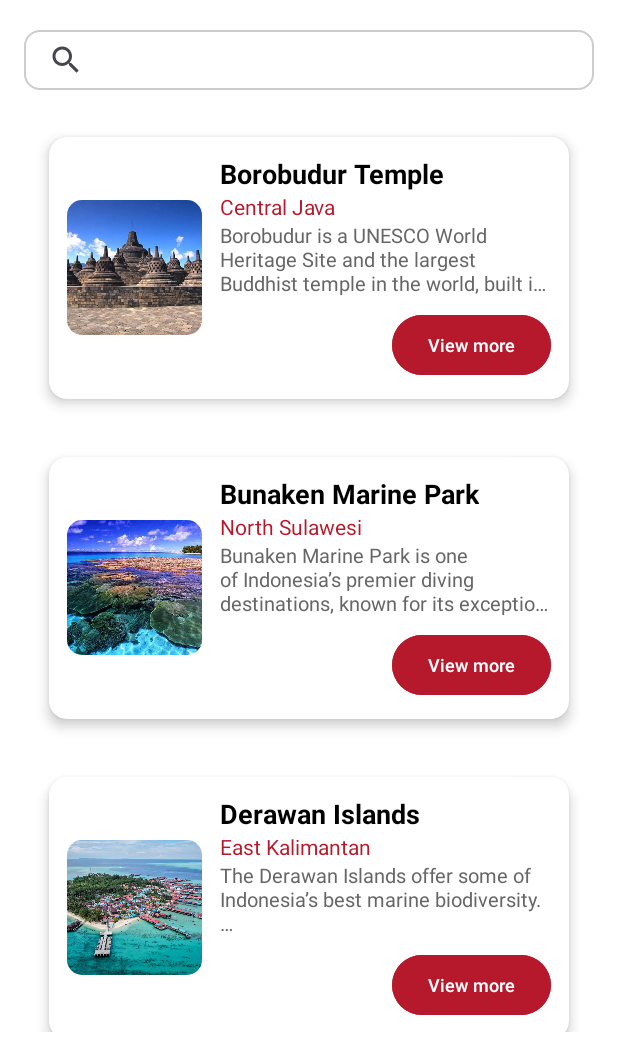
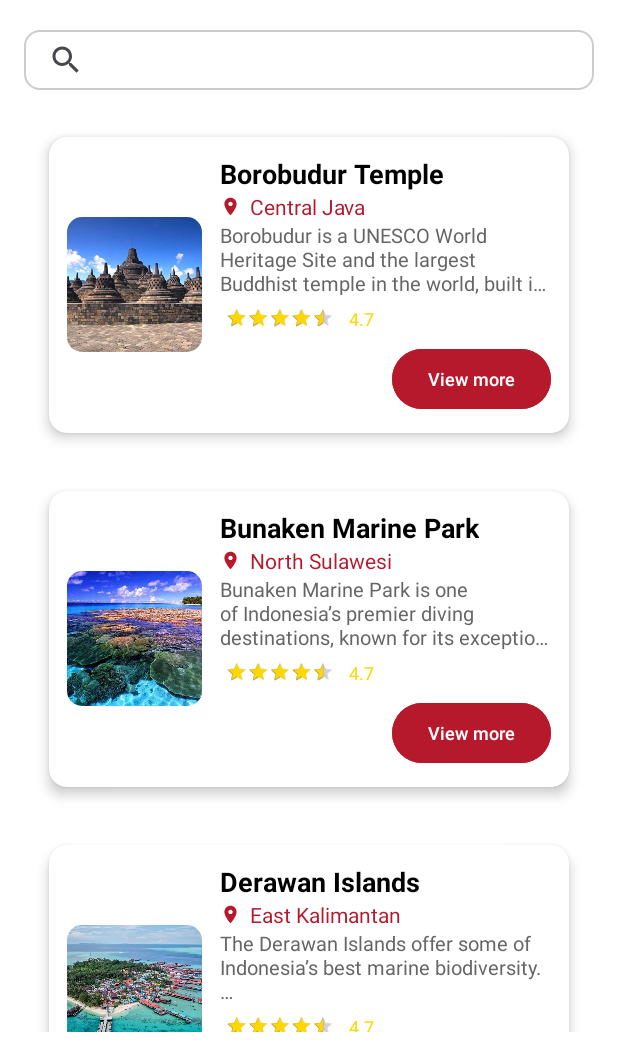
Before and after one commit to aiinuuazzariaa/explorenesia, an Android app: the screen it shows after launch (MainActivity), on a phone screen of 412 x 824 dp, the part 180-1236 px from its top. Run offline under Robolectric (Android 15) with nearby library versions, the phone set to English and light mode, and no system bars.

Commit message:
upd: add rating and location

```diff
--- a/app/src/main/java/com/example/explorenesia/Tourist.java
+++ b/app/src/main/java/com/example/explorenesia/Tourist.java
@@ -6,13 +6,16 @@ public class Tourist {
     private String desc;
     private int pict;
     private String maps;
+    private float rating;
 
-    public Tourist(String name, String location, String desc, int pict, String maps) {
+
+    public Tourist(String name, String location, String desc, int pict, String maps, float rating) {
         this.name = name;
         this.location = location;
         this.desc = desc;
         this.pict = pict;
         this.maps = maps;
+        this.rating = rating;
     }
 
     public String getName() { return name; }
@@ -20,4 +23,5 @@ public class Tourist {
     public String getDesc() { return desc; }
     public int getPict() { return pict; }
     public String getMaps() { return maps; }
+    public float getRating() {return rating;}
 }
--- a/app/src/main/java/com/example/explorenesia/TouristData.java
+++ b/app/src/main/java/com/example/explorenesia/TouristData.java
@@ -12,48 +12,48 @@ public class TouristData {
                         + "Each level symbolizes the journey toward enlightenment.\n\n"
                         + "At sunrise, the temple radiates a mystical beauty as sunlight breaks through the misty valley of Magelang.\n\n"
                         + "Address: Jl. Badrawati, Borobudur Temple, Magelang Regency, Central Java.",
-                R.drawable.borobudur, "https://maps.app.goo.gl/LgxwPB5MvEUPeNkVA"));
+                R.drawable.borobudur,  "https://maps.app.goo.gl/LgxwPB5MvEUPeNkVA", 4.7f));
 
         list.add(new Tourist("Bunaken Marine Park", "North Sulawesi",
                 "Bunaken Marine Park is one of Indonesia’s premier diving destinations, known for its exceptional coral walls and marine biodiversity.\n\n"
                         + "The park covers over 75,000 hectares and offers diving experiences with crystal-clear visibility.\n\n"
                         + "Snorkelers and divers can encounter sea turtles, reef sharks, and colorful fish species.\n\n"
                         + "Address: Bunaken Marine Park, Manado City, North Sulawesi.",
-                R.drawable.bunaken, "https://maps.app.goo.gl/w9zJxigHURc54RTr8"));
+                R.drawable.bunaken, "https://maps.app.goo.gl/w9zJxigHURc54RTr8", 4.7f));
 
         list.add(new Tourist("Derawan Islands", "East Kalimantan",
                 "The Derawan Islands offer some of Indonesia’s best marine biodiversity.\n\n"
                         + "Visitors can swim with manta rays and turtles, dive among coral gardens, or explore Kakaban’s jellyfish lake.\n\n"
                         + "The islands remain relatively untouched, making them perfect for quiet retreats.\n\n"
                         + "Address: Derawan Islands, Berau Regency, East Kalimantan.",
-                R.drawable.derawan, "https://maps.app.goo.gl/NoSDgbRjYhgEw3io9"));
+                R.drawable.derawan, "https://maps.app.goo.gl/NoSDgbRjYhgEw3io9", 4.7f));
 
         list.add(new Tourist("Dieng Plateau", "Central Java",
                 "Dieng Plateau sits above 2,000 meters and is often called ‘the land above the clouds.’\n\n"
                         + "It features colorful lakes, volcanic craters, and ancient temples.\n\n"
                         + "Every year, the Dieng Culture Festival draws visitors to witness unique cultural performances and natural beauty.\n\n"
                         + "Address: Dieng Plateau, Banjarnegara, Central Java.",
-                R.drawable.dieng, "https://maps.app.goo.gl/ugFVgV1qUa8b4myS7"));
+                R.drawable.dieng, "https://maps.app.goo.gl/ugFVgV1qUa8b4myS7", 4.6f));
 
         list.add(new Tourist("Ijen Crater", "East Java",
                 "The Ijen Crater is world-famous for its blue fire phenomenon, visible before dawn.\n\n"
                         + "At sunrise, travelers can witness the turquoise acid lake and sulfur miners working amid volcanic fumes — a breathtaking yet humbling sight.\n\n"
                         + "Address: Merapi Mountain, Banyuwangi Regency, East Java 68454.",
-                R.drawable.ijen, "https://maps.app.goo.gl/i9xGwiHcDT6Vh5K5A"));
+                R.drawable.ijen, "https://maps.app.goo.gl/i9xGwiHcDT6Vh5K5A", 4.8f));
 
         list.add(new Tourist("Kelimutu Lake", "East Nusa Tenggara",
                 "Mount Kelimutu is renowned for its three crater lakes that change colors throughout the year due to mineral variations.\n\n"
                         + "The mystical beauty of the lakes attracts both scientists and spiritual seekers.\n\n"
                         + "Watching the sunrise here feels magical as mist rolls over the mountain tops.\n\n"
                         + "Address: Kelimutu National Park, Ende Regency, East Nusa Tenggara.",
-                R.drawable.kelimutu, "https://maps.app.goo.gl/i9xGwiHcDT6Vh5K5A"));
+                R.drawable.kelimutu, "https://maps.app.goo.gl/i9xGwiHcDT6Vh5K5A", 4.8f));
 
         list.add(new Tourist("Komodo Island", "East Nusa Tenggara",
                 "Komodo Island is home to the famous Komodo dragons, the largest living lizards on Earth.\n\n"
                         + "The island’s rugged landscape, pink beaches, and rich underwater ecosystem make it a true natural wonder.\n\n"
                         + "Visitors can hike through the park to see the dragons, explore coral reefs, or relax by the serene coastlines.\n\n"
                         + "Address: Komodo Island, West Manggarai Regency, East Nusa Tenggara.",
-                R.drawable.komodo, "https://maps.app.goo.gl/WGxDuCvP5JMgAaZx9"));
+                R.drawable.komodo, "https://maps.app.goo.gl/WGxDuCvP5JMgAaZx9", 4.2f));
 
         list.add(new Tourist("Kuta Beach", "Bali",
                 "Kuta Beach is one of the most famous beaches in Indonesia, located on the southern coast of Bali.\n\n"
@@ -61,14 +61,14 @@ public class TouristData {
                         + "Visitors can enjoy beachside cafes, local markets, and vibrant nightlife along the coast. "
                         + "Kuta is also close to many modern facilities such as shopping malls, spas, and restaurants, making it a complete tourist destination.\n\n"
                         + "Address: Kuta Beach, Badung Regency, Bali.",
-                R.drawable.kuta, "https://maps.app.goo.gl/1TSKBB2uwwScPkz78"));
+                R.drawable.kuta, "https://maps.app.goo.gl/1TSKBB2uwwScPkz78", 4.5f));
 
         list.add(new Tourist("Labuan Bajo", "East Nusa Tenggara",
                 "Labuan Bajo serves as the gateway to Komodo National Park.\n\n"
                         + "It offers luxurious resorts, panoramic ocean views, and adventures such as diving, island-hopping, and sunset cruising.\n\n"
                         + "Padar Island nearby offers one of the best panoramic hikes in Indonesia.\n\n"
                         + "Address: Labuan Bajo, West Manggarai Regency, East Nusa Tenggara.",
-                R.drawable.labuan_bajo, "https://maps.app.goo.gl/Q1NbouBS7X5nEpD26"));
+                R.drawable.labuan_bajo, "https://maps.app.goo.gl/Q1NbouBS7X5nEpD26", 4.5f));
 
         list.add(new Tourist("Lake Toba", "North Sumatra",
                 "Lake Toba is the largest volcanic lake in the world, formed by a supervolcanic eruption thousands of years ago.\n\n"
@@ -76,19 +76,19 @@ public class TouristData {
                         + "At its center lies Samosir Island, a cultural heartland rich with local traditions, crafts, and warm hospitality.\n\n"
                         + "Tourists can enjoy boating, swimming, or exploring ancient Batak houses and stone relics.\n\n"
                         + "Address: Lake Toba, North Sumatera.",
-                R.drawable.toba, "https://maps.app.goo.gl/P5dEpUEQetJSLgFP8"));
+                R.drawable.toba, "https://maps.app.goo.gl/P5dEpUEQetJSLgFP8", 4.6f));
 
         list.add(new Tourist("Lake Sentani", "Papua",
                 "Lake Sentani lies beneath the Cyclops Mountains and is famous for its cultural festivals, traditional boats, and scenic views.\n\n"
                         + "The surrounding villages are known for their unique wooden carvings and warm hospitality.\n\n"
                         + "Address: Lake Sentani, Papua.",
-                R.drawable.sentani, "https://maps.app.goo.gl/quhWt97Ui9yKB15t5"));
+                R.drawable.sentani, "https://maps.app.goo.gl/quhWt97Ui9yKB15t5", 4.5f));
 
         list.add(new Tourist("Mentawai Islands", "West Sumatra",
                 "The Mentawai Islands are a surfer’s dream, known for their consistent and powerful waves.\n\n"
                         + "The islands are also home to indigenous tribes who maintain their ancient traditions and connection to nature.\n\n"
                         + "Address: Mentawai Islands, Mentawai Islands Regency, West Sumatra.",
-                R.drawable.mentawai, "https://maps.app.goo.gl/qL3SEAyrE7AR9gBU7"));
+                R.drawable.mentawai, "https://maps.app.goo.gl/qL3SEAyrE7AR9gBU7", 5.0f));
 
         list.add(new Tourist("Mount Bromo", "East Java",
                 "Mount Bromo is one of the most iconic volcanoes in Indonesia and part of the Tengger massif in East Java.\n\n"
@@ -97,14 +97,14 @@ public class TouristData {
                         + "the silhouette of Mount Bromo and its neighboring peaks.\n\n"
                         + "Its mystical scenery and spiritual aura attract visitors from all over the world.\n\n"
                         + "Address: Bromo Tengger Semeru National Park, Pasuruan Regency, East Java.",
-                R.drawable.bromo, "https://maps.app.goo.gl/Tc83FJ4eCo6kKxCA7"));
+                R.drawable.bromo, "https://maps.app.goo.gl/Tc83FJ4eCo6kKxCA7", 4.7f));
 
         list.add(new Tourist("Mount Rinjani", "West Nusa Tenggar",
                 "Mount Rinjani is the second-highest volcano in Indonesia and a paradise for trekkers.\n\n"
                         + "The challenging trails reward adventurers with panoramic views, the Segara Anak lake, and surreal sunsets above the clouds.\n\n"
                         + "The surrounding forests and waterfalls add to its untouched natural charm.\n\n"
                         + "Address: Mount Rinjani, East Lombok Regency, West Nusa Tenggara.",
-                R.drawable.rinjani, "https://maps.app.goo.gl/jW4bYdA7tBvTNhB39"));
+                R.drawable.rinjani, "https://maps.app.goo.gl/jW4bYdA7tBvTNhB39", 4.6f));
 
         list.add(new Tourist("Raja Ampat Islands", "South West Papua",
                 "Raja Ampat is a paradise for divers and nature lovers, located off the northwest tip of Papua.\n\n"
@@ -112,14 +112,14 @@ public class TouristData {
                         + "Above the surface, limestone karst formations and hidden lagoons create postcard-perfect scenery.\n\n"
                         + "Visitors can dive, kayak, or simply relax on its untouched beaches. "
                         + "Address: Raja Ampat Islands, Raja Ampat Regency, Southwest Papua.",
-                R.drawable.raja_ampat, "https://maps.app.goo.gl/caWBftYLr5hVnrWU6"));
+                R.drawable.raja_ampat, "https://maps.app.goo.gl/caWBftYLr5hVnrWU6", 4.6f));
 
         list.add(new Tourist("Tanah Lot", "Bali",
                 "Tanah Lot is one of Bali’s most iconic landmarks, perched on a rock formation surrounded by the sea.\n\n"
                         + "It offers a breathtaking view at sunset, where the temple silhouette contrasts beautifully with the glowing sky.\n\n"
                         + "The site is also an important part of Balinese culture and mythology.\n\n"
                         + "Address: Tanah Lot, Tabanan Regency, Bali.",
-                R.drawable.tanah_lot, "https://maps.app.goo.gl/BVUQDvn2QY7S7Twz9"));
+                R.drawable.tanah_lot, "https://maps.app.goo.gl/BVUQDvn2QY7S7Twz9", 4.7f));
 
         list.add(new Tourist("Tanjung Pandan", "Bangka Belitung Islands",
                 "Belitung Island is known for its scenic granite rocks, clear turquoise waters, and peaceful tropical beaches.\n\n"
@@ -127,14 +127,14 @@ public class TouristData {
                         + "Visitors can enjoy island hopping, snorkeling, or simply relaxing at Tanjung Tinggi Beach.\n\n"
                         + "The island also offers delicious seafood and charming fishing villages that reflect local life.\n\n"
                         + "Address: Tanjung Pandan, Belitung Regency, Bangka Belitung Islands.",
-                R.drawable.belitung, "https://maps.app.goo.gl/mNHj4cGPMN3gWndQ7"));
+                R.drawable.belitung, "https://maps.app.goo.gl/mNHj4cGPMN3gWndQ7", 4.5f));
 
         list.add(new Tourist("Tanjung Puting National Park", "Central Kalimantan",
                 "Tanjung Puting is one of the most important orangutan conservation areas in Indonesia.\n\n"
                         + "Visitors can cruise the Sekonyer River aboard traditional boats called 'klotok' to spot orangutans and proboscis monkeys.\n\n"
                         + "It’s a serene experience surrounded by the sounds of the rainforest.\n\n"
                         + "Address: Kumai, West Kotawaringin Regency, Central Kalimantan.",
-                R.drawable.tanjung_puting, "https://maps.app.goo.gl/5bTuQLAnm6Pps2eC9"));
+                R.drawable.tanjung_puting, "https://maps.app.goo.gl/5bTuQLAnm6Pps2eC9", 4.7f));
 
         list.add(new Tourist("Ubud Palace", "Bali",
                 "Ubud Palace, also known as Puri Saren Agung, is a historical royal residence located in the heart of Ubud, Bali.\n\n"
@@ -142,14 +142,14 @@ public class TouristData {
                         + "It remains an important cultural landmark where visitors can experience Bali’s artistic heritage through nightly traditional dance performances.\n\n"
                         + "Surrounded by the vibrant Ubud Art Market, Ubud Palace offers a perfect glimpse into the island’s royal history and rich cultural traditions. \n\n"
                         + "Address: Ubud Palace, Gianyar Regency, Bali.",
-                R.drawable.ubud, "https://maps.app.goo.gl/kfNGdR1mZxM6cVoj8"));
+                R.drawable.ubud, "https://maps.app.goo.gl/kfNGdR1mZxM6cVoj8", 4.3f));
 
         list.add(new Tourist("Wakatobi National Park", "Southeast Sulawesi",
                 "Wakatobi is a world-class diving paradise with colorful reefs and pristine waters.\n\n"
                         + "The area’s underwater biodiversity is among the richest on Earth, with more than 50 diving sites.\n\n"
                         + "Beyond the sea, visitors can explore traditional villages and experience the hospitality of local communities.\n\n"
                         + "Address: Wakatobi Regency, Southeast Sulawesi.",
-                R.drawable.wakatobi, "https://maps.app.goo.gl/zbGcr2qvJXzxdhv46"));
+                R.drawable.wakatobi, "https://maps.app.goo.gl/zbGcr2qvJXzxdhv46", 4.5f));
 
         return list;
     }
--- a/app/src/main/java/com/example/explorenesia/TouristItem.java
+++ b/app/src/main/java/com/example/explorenesia/TouristItem.java
@@ -9,6 +9,7 @@ import android.widget.Button;
 import android.widget.Filter;
 import android.widget.Filterable;
 import android.widget.ImageView;
+import android.widget.RatingBar;
 import android.widget.TextView;
 import androidx.recyclerview.widget.RecyclerView;
 import java.util.ArrayList;
@@ -39,6 +40,8 @@ public class TouristItem extends RecyclerView.Adapter<TouristItem.ViewHolder> im
         holder.location.setText(tourist.getLocation());
         holder.desc.setText(tourist.getDesc());
         holder.pict.setImageResource(tourist.getPict());
+        holder.rating.setRating(tourist.getRating());
+        holder.rating_value.setText(String.valueOf(tourist.getRating()));
 
         holder.btn_detail.setOnClickListener(v -> {
             Intent intent = new Intent(context, DetailActivity.class);
@@ -47,7 +50,6 @@ public class TouristItem extends RecyclerView.Adapter<TouristItem.ViewHolder> im
             intent.putExtra("description", tourist.getDesc());
             intent.putExtra("pict", tourist.getPict());
             intent.putExtra("maps", tourist.getMaps());
-            //context.startActivity(intent);
             holder.itemView.getContext().startActivity(intent);
         });
     }
@@ -92,7 +94,8 @@ public class TouristItem extends RecyclerView.Adapter<TouristItem.ViewHolder> im
     };
 
     public static class ViewHolder extends RecyclerView.ViewHolder {
-        TextView name, location, desc;
+        TextView name, location, desc, rating_value;
+        RatingBar rating;
         ImageView pict;
         Button btn_detail, btn_map;
 
@@ -104,6 +107,8 @@ public class TouristItem extends RecyclerView.Adapter<TouristItem.ViewHolder> im
             pict = itemView.findViewById(R.id.tourist_pict);
             btn_detail = itemView.findViewById(R.id.btnDetail);
             btn_map = itemView.findViewById(R.id.btnMap);
+            rating = itemView.findViewById(R.id.tourist_rating);
+            rating_value = itemView.findViewById(R.id.tourist_rating_value);
         }
     }
 }
--- /dev/null
+++ b/app/src/main/res/drawable/ic_location.xml
@@ -0,0 +1,10 @@
+<?xml version="1.0" encoding="utf-8"?>
+<vector xmlns:android="http://schemas.android.com/apk/res/android"
+    android:width="14dp"
+    android:height="14dp"
+    android:viewportWidth="24"
+    android:viewportHeight="24">
+    <path
+        android:fillColor="#B7192C"
+        android:pathData="M12,2C8.13,2 5,5.13 5,9c0,5.25 7,13 7,13s7,-7.75 7,-13c0,-3.87 -3.13,-7 -7,-7zM12,11.5c-1.38,0 -2.5,-1.12 -2.5,-2.5s1.12,-2.5 2.5,-2.5 2.5,1.12 2.5,2.5 -1.12,2.5 -2.5,2.5z"/>
+</vector>
--- a/app/src/main/res/layout/activity_tourist_item.xml
+++ b/app/src/main/res/layout/activity_tourist_item.xml
@@ -42,7 +42,8 @@
                 android:id="@+id/tourist_location"
                 android:textSize="14sp"
                 android:textColor="#B7192C"
-                android:layout_width="wrap_content"
+                android:drawableStart="@drawable/ic_location"
+                android:drawablePadding="6dp"                android:layout_width="wrap_content"
                 android:layout_height="wrap_content" />
 
             <TextView
@@ -53,6 +54,35 @@
                 android:ellipsize="end"
                 android:layout_width="match_parent"
                 android:layout_height="wrap_content" />
+
+            <LinearLayout
+                android:orientation="horizontal"
+                android:layout_marginTop="6dp"
+                android:gravity="center_vertical"
+                android:layout_width="wrap_content"
+                android:layout_height="wrap_content">
+
+                <RatingBar
+                    android:id="@+id/tourist_rating"
+                    style="?android:attr/ratingBarStyleSmall"
+                    android:layout_width="wrap_content"
+                    android:layout_height="wrap_content"
+                    android:isIndicator="true"
+                    android:numStars="5"
+                    android:progressTint="#FFD700"
+                    android:rating="4.5"
+                    android:scaleX="0.9"
+                    android:scaleY="0.9" />
+
+                <TextView
+                    android:id="@+id/tourist_rating_value"
+                    android:text="4.5"
+                    android:textSize="12sp"
+                    android:textColor="#FFD700"
+                    android:layout_marginStart="6dp"
+                    android:layout_width="wrap_content"
+                    android:layout_height="wrap_content" />
+            </LinearLayout>
 
             <Button
                 android:id="@+id/btnDetail"
```
